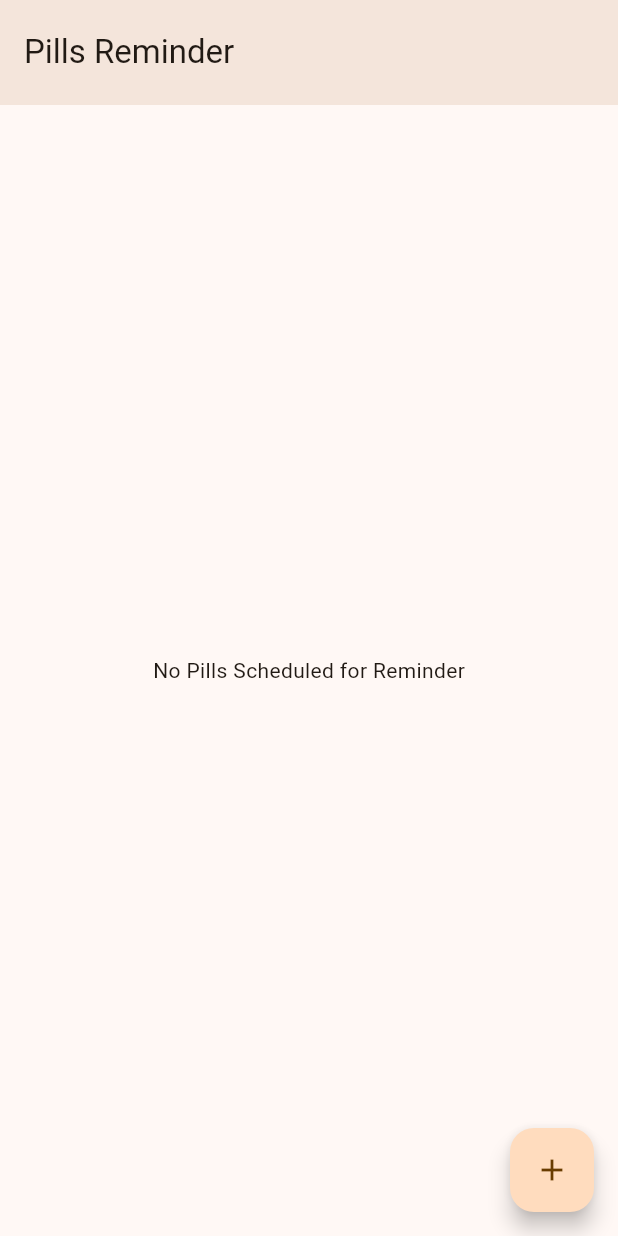
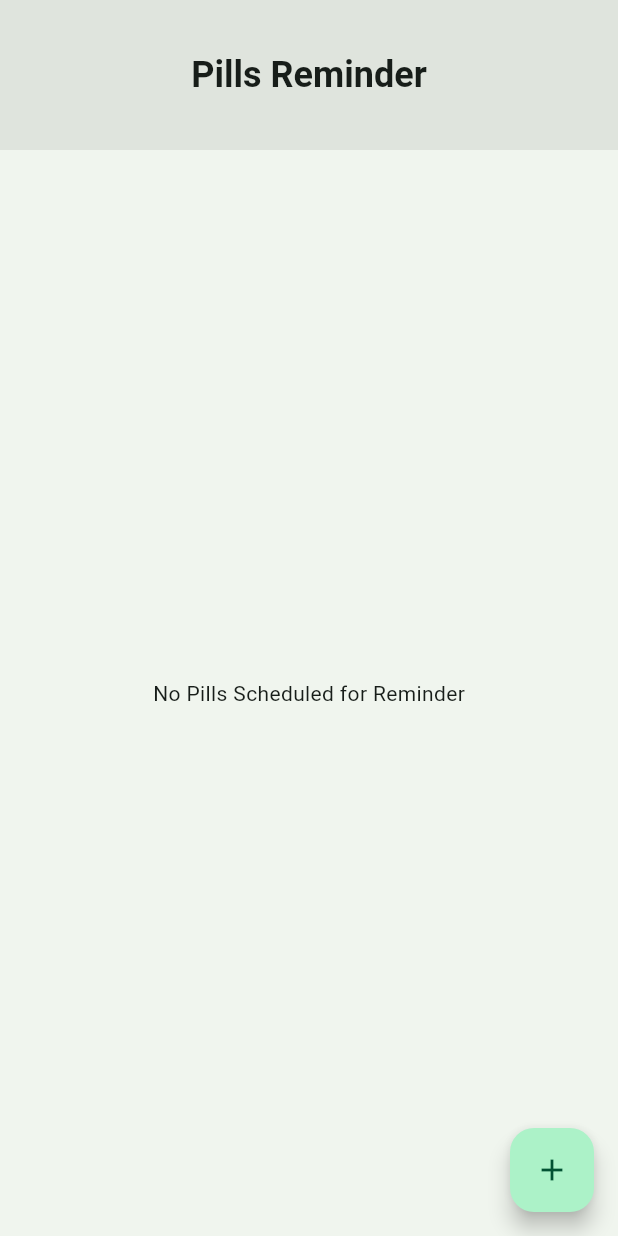
Before and after one commit to MoazSalem/Flutter_Pills_Reminder, a Flutter app: the screen it shows after launch, on a phone screen of 412 x 824 dp. Run offline on Flutter 3.47's test engine with Material 3 defaults, Android fonts, the phone set to English and light mode, and no system bars.

Commit message:
Basic styling

```diff
--- a/lib/core/styles/sizes.dart
+++ b/lib/core/styles/sizes.dart
@@ -1,6 +1,11 @@
 class AppSizes {
-  static const double appBarHeight = 70.0;
+  static const double appBarHeight = 100.0;
+  static const double pillHeight = 100.0;
+  static const double tinyPadding = 4.0;
   static const double smallPadding = 8.0;
   static const double normalPadding = 16.0;
   static const double largePadding = 24.0;
+  static const double smallTextSize = 14.0;
+  static const double normalTextSize = 18.0;
+  static const double largeTextSize = 24.0;
 }
--- a/lib/core/styles/styles.dart
+++ b/lib/core/styles/styles.dart
@@ -1 +1,13 @@
-class AppStyles {}
+import 'package:flutter/material.dart';
+import 'package:pills_reminder/core/styles/sizes.dart';
+
+class AppStyles {
+  static const TextStyle title = TextStyle(
+    fontSize: AppSizes.largeTextSize,
+    fontWeight: FontWeight.bold,
+  );
+  static const TextStyle subTitle = TextStyle(
+    fontSize: AppSizes.smallTextSize,
+    fontWeight: FontWeight.normal,
+  );
+}
--- a/lib/core/styles/theme.dart
+++ b/lib/core/styles/theme.dart
@@ -2,13 +2,13 @@ import 'package:flutter/material.dart';
 
 class AppTheme {
   static final lightTheme = ThemeData(
-    colorScheme: ColorScheme.fromSeed(seedColor: Colors.orange),
+    colorScheme: ColorScheme.fromSeed(seedColor: Colors.greenAccent),
   );
 
   static final darkTheme = ThemeData(
     brightness: Brightness.dark,
     colorScheme: ColorScheme.fromSeed(
-      seedColor: Colors.orange,
+      seedColor: Colors.greenAccent,
       brightness: Brightness.dark,
     ),
   );
--- a/lib/features/main_screen/presentation/screens/main_screen/main_screen.dart
+++ b/lib/features/main_screen/presentation/screens/main_screen/main_screen.dart
@@ -2,6 +2,7 @@ import 'package:flutter/material.dart';
 import 'package:pills_reminder/core/models/medication.dart';
 import 'package:pills_reminder/core/styles/sizes.dart';
 import 'package:pills_reminder/core/styles/strings.dart';
+import 'package:pills_reminder/core/styles/styles.dart';
 import 'package:pills_reminder/features/main_screen/presentation/widgets/medication_list.dart';
 
 class MainScreen extends StatelessWidget {
@@ -12,15 +13,18 @@ class MainScreen extends StatelessWidget {
     final theme = Theme.of(context).colorScheme;
     final List<Medication> tempList = [];
     return Scaffold(
+      backgroundColor: theme.surfaceContainerLow,
       appBar: AppBar(
-        title: const Text(AppStrings.appName),
+        title: const Text(AppStrings.appName, style: AppStyles.title),
+        centerTitle: true,
         toolbarHeight: AppSizes.appBarHeight,
-        backgroundColor: theme.surfaceContainerHigh,
+        backgroundColor: theme.surfaceContainerHighest,
       ),
       body: tempList.isEmpty
           ? const Center(child: Text(AppStrings.noPills))
           : MedicationList(medicationList: tempList),
       floatingActionButton: FloatingActionButton(
+        backgroundColor: theme.primaryContainer,
         onPressed: () {},
         child: const Icon(Icons.add),
       ),
--- a/lib/features/main_screen/presentation/widgets/medication_list.dart
+++ b/lib/features/main_screen/presentation/widgets/medication_list.dart
@@ -9,7 +9,7 @@ class MedicationList extends StatelessWidget {
   @override
   Widget build(BuildContext context) {
     return Padding(
-      padding: const EdgeInsets.all(AppSizes.normalPadding),
+      padding: const EdgeInsets.all(AppSizes.largePadding),
       child: ListView.builder(
         itemCount: medicationList.length,
         itemBuilder: (context, index) =>
```
Also changed, not shown: lib/features/main_screen/presentation/widgets/medication_widget.dart (+24 -12 lines).
